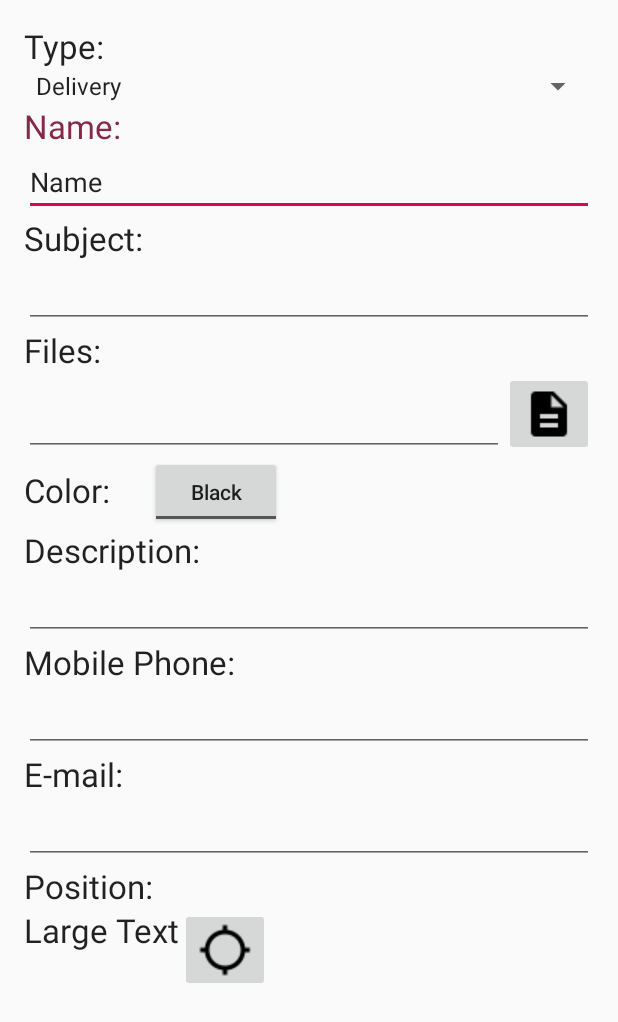
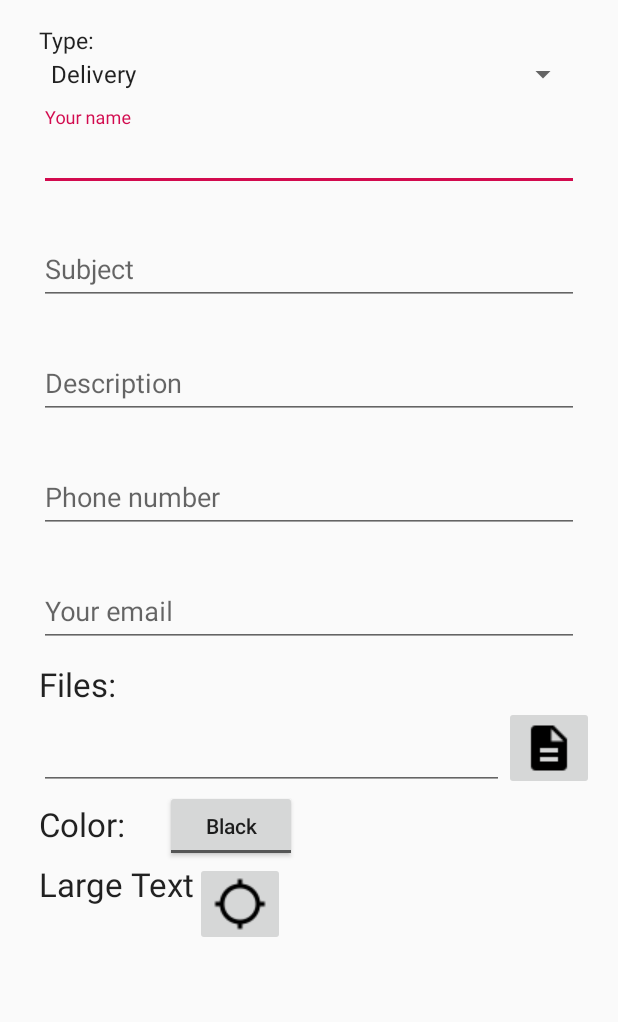
Before and after one commit to thenracker/cityuhelper, an Android app: the layout activity_new_item.xml on its own in the app's theme, with its tools: preview values and no code run, on a phone screen of 412 x 824 dp. Shown: the top 1022 px of the screen. Run offline under Robolectric (Android 15) with nearby library versions, the phone set to English and light mode, and no system bars.

Commit message:
NewItemActivity is working

```diff
--- a/app/src/main/java/cz/uhk/cityuhelper/ItemRecylerAdapter.java
+++ b/app/src/main/java/cz/uhk/cityuhelper/ItemRecylerAdapter.java
@@ -1,6 +1,7 @@
 package cz.uhk.cityuhelper;
 
 import android.content.Context;
+import android.support.v4.content.ContextCompat;
 import android.support.v7.widget.RecyclerView;
 import android.view.LayoutInflater;
 import android.view.View;
@@ -10,6 +11,7 @@ import android.widget.TextView;
 
 import java.util.List;
 
+import cz.uhk.cityuhelper.model.Delivery;
 import cz.uhk.cityuhelper.model.Item;
 
 /**
@@ -72,11 +74,9 @@ public class ItemRecylerAdapter extends RecyclerView.Adapter<ItemRecylerAdapter.
             txtItemAuthor.setText(feedItem.getAuthor().getName()+" "+feedItem.getAuthor().getSurname());
             txtItemLocation.setText("GPS: "+feedItem.getPosition().latitude+", "+feedItem.getPosition().longitude);
 
-
-            /*
             if(feedItem instanceof Delivery){
                 imgItemIcon.setImageDrawable(ContextCompat.getDrawable(mContext,R.drawable.ic_cast_disabled_light));
-            }*/
+            }
         }
 
         @Override
--- a/app/src/main/java/cz/uhk/cityuhelper/MainActivity.java
+++ b/app/src/main/java/cz/uhk/cityuhelper/MainActivity.java
@@ -1,5 +1,6 @@
 package cz.uhk.cityuhelper;
 
+import android.content.Intent;
 import android.os.Bundle;
 import android.support.v7.app.AppCompatActivity;
 import android.support.v7.widget.LinearLayoutManager;
@@ -59,8 +60,9 @@ public class MainActivity extends AppCompatActivity {
         int id = item.getItemId();
 
         //noinspection SimplifiableIfStatement
-        if (id == R.id.action_settings) {
-            return true;
+        if (id == R.id.action_add) {
+            Intent addIntent = new Intent(MainActivity.this, NewItemActivity.class);
+            startActivity(addIntent);
         }
 
         return super.onOptionsItemSelected(item);
--- a/app/src/main/res/layout/activity_main.xml
+++ b/app/src/main/res/layout/activity_main.xml
@@ -36,6 +36,4 @@
 
     </LinearLayout>
 
-
-
 </android.support.design.widget.CoordinatorLayout>
--- a/app/src/main/res/layout/activity_new_item.xml
+++ b/app/src/main/res/layout/activity_new_item.xml
@@ -29,48 +29,98 @@
             android:layout_height="wrap_content"
             android:textAppearance="?android:attr/textAppearanceLarge"
             android:text="Type:"
-            android:id="@+id/TypeTextView" />
+            android:id="@+id/TypeTextView"
+            android:textSize="15dp"
+            android:layout_marginLeft="10dp" />
 
         <Spinner
             android:layout_width="match_parent"
             android:layout_height="wrap_content"
             android:id="@+id/spinner"
-            android:entries="@array/type" />
+            android:entries="@array/type"
+            android:layout_marginLeft="10dp"
+            android:layout_marginRight="10dp" />
 
-            <TextView
-                android:layout_width="wrap_content"
-                android:layout_height="wrap_content"
-                android:textAppearance="?android:attr/textAppearanceLarge"
-                android:text="Name:"
-                android:id="@+id/NameTextView"
-                android:textColor="@color/colorPrimaryDark"/>
 
-            <EditText
+            <android.support.design.widget.TextInputLayout
                 android:layout_width="match_parent"
                 android:layout_height="wrap_content"
-                android:inputType="textPersonName"
-                android:text="Name"
-                android:ems="10"
-                android:id="@+id/NameEditName" />
+                android:layout_margin="10dp">
 
-            <TextView
-                android:layout_width="wrap_content"
-                android:layout_height="wrap_content"
-                android:textAppearance="?android:attr/textAppearanceLarge"
-                android:text="Subject:"
-                android:id="@+id/SubjectTextView" />
+                <EditText
+                    android:layout_width="match_parent"
+                    android:layout_height="wrap_content"
+                    android:inputType="textPersonName"
+                    android:id="@+id/NameEditName"
+                    android:hint="Your name"/>
 
-            <EditText
+            </android.support.design.widget.TextInputLayout>
+
+
+
+            <android.support.design.widget.TextInputLayout
                 android:layout_width="match_parent"
                 android:layout_height="wrap_content"
-                android:id="@+id/SubjectEditView" />
+                android:layout_margin="10dp">
+
+                <EditText
+                    android:layout_width="match_parent"
+                    android:layout_height="wrap_content"
+                    android:id="@+id/SubjectEditView"
+                    android:hint="Subject"/>
+
+            </android.support.design.widget.TextInputLayout>
+
+            <android.support.design.widget.TextInputLayout
+                android:layout_width="match_parent"
+                android:layout_height="wrap_content"
+                android:layout_margin="10dp">
+
+                <EditText
+                    android:layout_width="match_parent"
+                    android:layout_height="wrap_content"
+                    android:inputType="textMultiLine"
+                    android:id="@+id/DescripEditView"
+                    android:hint="Description"
+                    android:phoneNumber="false" />
+
+            </android.support.design.widget.TextInputLayout>
+
+            <android.support.design.widget.TextInputLayout
+                android:layout_width="match_parent"
+                android:layout_height="wrap_content"
+                android:layout_margin="10dp">
+
+                <EditText
+                    android:layout_width="match_parent"
+                    android:layout_height="wrap_content"
+                    android:inputType="phone"
+                    android:hint="Phone number"
+                    android:id="@+id/PhoneEditView" />
+
+            </android.support.design.widget.TextInputLayout>
+
+            <android.support.design.widget.TextInputLayout
+                android:layout_width="match_parent"
+                android:layout_height="wrap_content"
+                android:layout_margin="10dp">
+
+                <EditText
+                    android:layout_width="match_parent"
+                    android:layout_height="wrap_content"
+                    android:inputType="textEmailAddress"
+                    android:hint="Your email"
+                    android:id="@+id/EmailEditView" />
+
+            </android.support.design.widget.TextInputLayout>
 
             <TextView
                 android:layout_width="wrap_content"
                 android:layout_height="wrap_content"
                 android:textAppearance="?android:attr/textAppearanceLarge"
                 android:text="Files:"
-                android:id="@+id/FileTextView" />
+                android:id="@+id/FileTextView"
+                android:layout_marginLeft="10dp" />
 
             <LinearLayout
                 android:orientation="horizontal"
@@ -82,7 +132,8 @@
                     android:layout_width="0dp"
                     android:layout_height="match_parent"
                     android:layout_weight="1"
-                    android:id="@+id/FilePathEditView" />
+                    android:id="@+id/FilePathEditView"
+                    android:layout_marginLeft="10dp" />
 
                 <ImageButton
                     android:layout_width="wrap_content"
@@ -104,7 +155,8 @@
                     android:text="Color:  "
                     android:paddingTop="8dp"
                     android:layout_gravity="bottom"
-                    android:id="@+id/ColorTextView" />
+                    android:id="@+id/ColorTextView"
+                    android:layout_marginLeft="10dp" />
 
                 <ToggleButton
                     android:layout_width="wrap_content"
@@ -118,56 +170,6 @@
 
             </LinearLayout>
 
-            <TextView
-                android:layout_width="wrap_content"
-                android:layout_height="wrap_content"
-                android:textAppearance="?android:attr/textAppearanceLarge"
-                android:text="Description:"
-                android:id="@+id/DescripTextView" />
-
-            <EditText
-                android:layout_width="match_parent"
-                android:layout_height="wrap_content"
-                android:inputType="textMultiLine"
-                android:ems="10"
-                android:id="@+id/DescripEditView"
-                android:phoneNumber="false" />
-
-            <TextView
-                android:layout_width="wrap_content"
-                android:layout_height="wrap_content"
-                android:textAppearance="?android:attr/textAppearanceLarge"
-                android:text="Mobile Phone:"
-                android:id="@+id/MobliePhoneTextView" />
-
-            <EditText
-                android:layout_width="match_parent"
-                android:layout_height="wrap_content"
-                android:inputType="phone"
-                android:ems="10"
-                android:id="@+id/PhoneEditView" />
-
-            <TextView
-                android:layout_width="wrap_content"
-                android:layout_height="wrap_content"
-                android:textAppearance="?android:attr/textAppearanceLarge"
-                android:text="E-mail:"
-                android:id="@+id/EmailTextView" />
-
-            <EditText
-                android:layout_width="match_parent"
-                android:layout_height="wrap_content"
-                android:inputType="textEmailAddress"
-                android:ems="10"
-                android:id="@+id/EmailEditView" />
-
-            <TextView
-                android:layout_width="wrap_content"
-                android:layout_height="wrap_content"
-                android:textAppearance="?android:attr/textAppearanceLarge"
-                android:text="Position:"
-                android:id="@+id/PositionTextView" />
-
             <LinearLayout
                 android:orientation="horizontal"
                 android:layout_width="match_parent"
@@ -178,7 +180,8 @@
                     android:layout_height="wrap_content"
                     android:textAppearance="?android:attr/textAppearanceLarge"
                     android:text="Large Text"
-                    android:id="@+id/textView" />
+                    android:id="@+id/textView"
+                    android:layout_marginLeft="10dp" />
 
                 <ImageButton
                     android:layout_width="wrap_content"
--- a/app/src/main/res/menu/menu_main.xml
+++ b/app/src/main/res/menu/menu_main.xml
@@ -2,9 +2,12 @@
     xmlns:app="http://schemas.android.com/apk/res-auto"
     xmlns:tools="http://schemas.android.com/tools"
     tools:context="cz.uhk.cityuhelper.MainActivity">
+
     <item
-        android:id="@+id/action_settings"
+        android:id="@+id/action_add"
         android:orderInCategory="100"
-        android:title="@string/action_settings"
-        app:showAsAction="never" />
+        android:title="@string/action_addItem"
+        android:icon="@drawable/common_full_open_on_phone"
+        app:showAsAction="always" />
+
 </menu>
--- a/app/src/main/res/values/strings.xml
+++ b/app/src/main/res/values/strings.xml
@@ -1,10 +1,16 @@
 <resources>
+
     <string name="app_name">CityU Helper</string>
-    <string name="action_settings">Settings</string>
+    <string name="action_addItem">Add Item</string>
+
     <string name="title_activity_map">Map</string>
+    <string name="title_activity_detail">Detail</string>
+    <string name="title_activity_newItem">New Item</string>
+
     <string-array name="type">
         <item>Delivery</item>
         <item>Print</item>
         <item>Food</item>
     </string-array>
+
 </resources>
```
Also changed, not shown: app/src/main/AndroidManifest.xml (+12 -9 lines).
